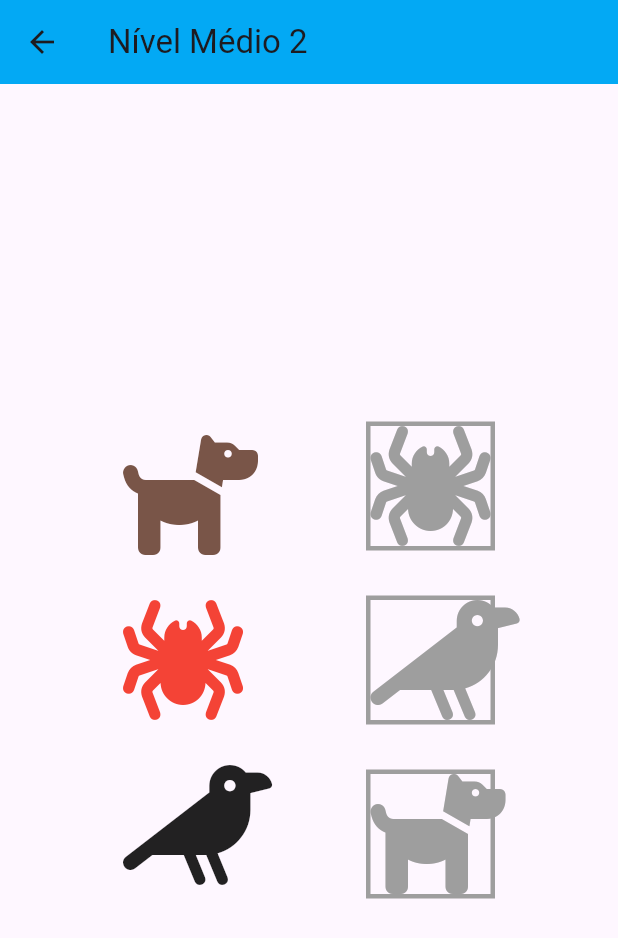
After one commit to argalvao/micro_cores, a Flutter app: the MediumLevel2 screen opened directly, on a phone screen of 412 x 824 dp. The commit adds this screen. Shown: the top 938 px of the screen. Run offline on Flutter 3.47's test engine with Material 3 defaults, Android fonts, the phone set to English and light mode, and no system bars; our stand-ins replace animated_background, flutter_tts, font_awesome_flutter.

Commit message:
Desenvolvimento dos níveis médios

```diff
--- /dev/null
+++ b/lib/screens/medium_level_2.dart
@@ -0,0 +1,175 @@
+import 'dart:math';
+import 'package:flutter/material.dart';
+import 'package:flutter_tts/flutter_tts.dart';
+import 'package:font_awesome_flutter/font_awesome_flutter.dart';
+
+class MediumLevel2 extends StatefulWidget {
+  @override
+  _MediumLevel2State createState() => _MediumLevel2State();
+}
+
+class _MediumLevel2State extends State<MediumLevel2> {
+  final List<Map<String, dynamic>> _animals = [
+    {'animal': FontAwesomeIcons.dog, 'name': 'cachorro', 'color': Colors.brown},
+    {'animal': FontAwesomeIcons.cat, 'name': 'gato', 'color': Colors.grey},
+    {'animal': FontAwesomeIcons.fish, 'name': 'peixe', 'color': Colors.blue},
+    {'animal': FontAwesomeIcons.horse, 'name': 'cavalo', 'color': Colors.black},
+    {'animal': FontAwesomeIcons.crow, 'name': 'corvo', 'color': Colors.black87},
+    {'animal': FontAwesomeIcons.dove, 'name': 'pombo', 'color': Colors.white54},
+    {'animal': FontAwesomeIcons.spider, 'name': 'aranha', 'color': Colors.red},
+    {'animal': FontAwesomeIcons.frog, 'name': 'sapo', 'color': Colors.green},
+    {'animal': FontAwesomeIcons.hippo, 'name': 'hipopótamo', 'color': Colors.purple},
+  ];
+
+  final FlutterTts _flutterTts = FlutterTts();
+  List<Map<String, dynamic>> _leftAnimals = [];
+  List<Map<String, dynamic>> _rightAnimals = [];
+  Map<int, bool> _matchedLeft = {};
+  Set<int> _matchedRightIndices = {};
+  bool _showSuccessMessage = false;
+
+  @override
+  void initState() {
+    super.initState();
+    _initializeTts();
+    _generateAnimals();
+  }
+
+  @override
+  void dispose() {
+    _flutterTts.stop();
+    super.dispose();
+  }
+
+  Future<void> _initializeTts() async {
+    await _flutterTts.setLanguage('pt-BR');
+  }
+
+  void _generateAnimals() {
+    final random = Random();
+    setState(() {
+      _leftAnimals = List<Map<String, dynamic>>.from(_animals..shuffle(random)).take(3).toList();
+      _rightAnimals = List<Map<String, dynamic>>.from(_leftAnimals)..shuffle(random);
+      _matchedLeft = {};
+      _matchedRightIndices = {};
+      _showSuccessMessage = false;
+    });
+  }
+
+  Future<void> _speakAnimalName(String animalName) async {
+    await _flutterTts.speak(animalName);
+  }
+
+  Future<void> _speakErrorMessage() async {
+    await _flutterTts.speak("Ô não!");
+  }
+
+  @override
+  Widget build(BuildContext context) {
+    return Scaffold(
+      appBar: AppBar(
+        title: Text("Nível Médio 2"),
+        backgroundColor: Colors.lightBlue,
+      ),
+      body: Row(
+        mainAxisAlignment: MainAxisAlignment.spaceEvenly,
+        children: [
+          // Lado Esquerdo: Objetos arrastáveis
+          Column(
+            mainAxisAlignment: MainAxisAlignment.center,
+            children: List.generate(_leftAnimals.length, (index) {
+              return Draggable<Map<String, dynamic>>(
+                data: {'index': index, ..._leftAnimals[index]},
+                feedback: Material(
+                  child: _buildAnimalIcon(
+                    _leftAnimals[index]['animal'],
+                    _leftAnimals[index]['color'],
+                    80.0,
+                  ),
+                ),
+                childWhenDragging: Container(
+                  margin: EdgeInsets.symmetric(vertical: 15.0),
+                  width: 80,
+                  height: 80,
+                  color: Colors.grey[300],
+                ),
+                child: Container(
+                  margin: EdgeInsets.symmetric(vertical: 15.0),
+                  child: _buildAnimalIcon(
+                    _leftAnimals[index]['animal'],
+                    _matchedLeft.containsKey(index) ? Colors.green : _leftAnimals[index]['color'],
+                    80.0,
+                  ),
+                ),
+              );
+            }),
+          ),
+          // Lado Direito: Alvos de arrastar
+          Column(
+            mainAxisAlignment: MainAxisAlignment.center,
+            children: List.generate(_rightAnimals.length, (index) {
+              return DragTarget<Map<String, dynamic>>(
+                onWillAccept: (data) {
+                  bool isCorrect = data!['name'] == _rightAnimals[index]['name'];
+                  if (!isCorrect) {
+                    _showErrorFeedback(); // Exibe mensagem de erro se o item não corresponde
+                  }
+                  return isCorrect;
+                },
+                onAccept: (data) {
+                  setState(() {
+                    int leftIndex = data['index'];
+                    _matchedLeft[leftIndex] = true; // Marca o objeto no lado esquerdo
+                    _matchedRightIndices.add(index); // Marca o índice no lado direito
+                    if (_matchedLeft.length == _leftAnimals.length) {
+                      _showSuccessMessage = true;
+                    }
+                  });
+                  _speakAnimalName(data['name']); // Fala o nome do animal ao soltar
+                },
+                builder: (context, candidateData, rejectedData) {
+                  return Container(
+                    margin: EdgeInsets.symmetric(vertical: 15.0),
+                    decoration: BoxDecoration(
+                      border: Border.all(
+                        color: _matchedRightIndices.contains(index) ? Colors.green : Colors.grey,
+                        width: 3.0,
+                      ),
+                    ),
+                    child: _buildAnimalIcon(
+                      _rightAnimals[index]['animal'],
+                      _matchedRightIndices.contains(index) ? Colors.green : Colors.grey,
+                      80.0,
+                    ),
+                  );
+                },
+              );
+            }),
+          ),
+        ],
+      ),
+      floatingActionButton: _showSuccessMessage
+          ? FloatingActionButton.extended(
+              onPressed: () {
+                setState(() {
+                  _generateAnimals();
+                });
+              },
+              label: Text("Parabéns! Jogue novamente"),
+              icon: Icon(Icons.refresh),
+            )
+          : null,
+    );
+  }
+
+  void _showErrorFeedback() {
+    ScaffoldMessenger.of(context).showSnackBar(
+      SnackBar(content: Text('Ô não!'), backgroundColor: Colors.red),
+    );
+    _speakErrorMessage();
+  }
+
+  Widget _buildAnimalIcon(IconData animalIcon, Color color, double size) {
+    return Icon(animalIcon, color: color, size: size);
+  }
+}
--- a/pubspec.yaml
+++ b/pubspec.yaml
@@ -33,6 +33,7 @@ dependencies:
   animated_background: ^2.0.0
   flutter_svg: ^1.0.3
   flutter_tts: ^3.4.0
+  font_awesome_flutter: ^10.1.0
 
 
 
```
Also changed, not shown: lib/screens/level_selection_screen.dart (+17 -1 lines), lib/screens/medium_level_1.dart (added, +169 -0 lines), pubspec.lock.
